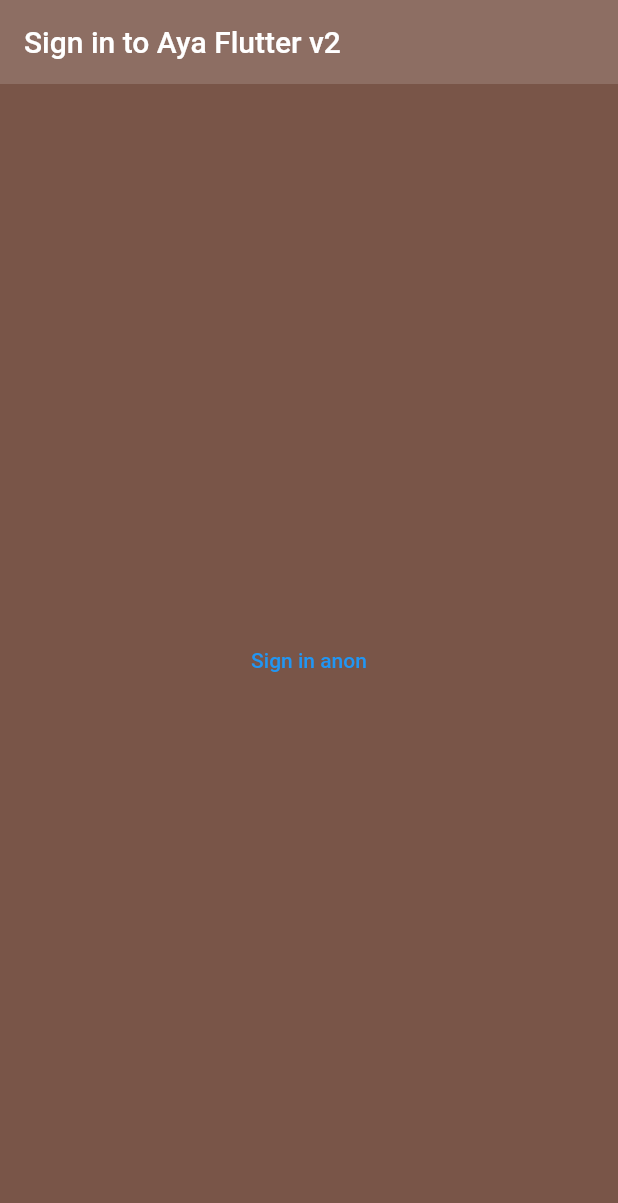
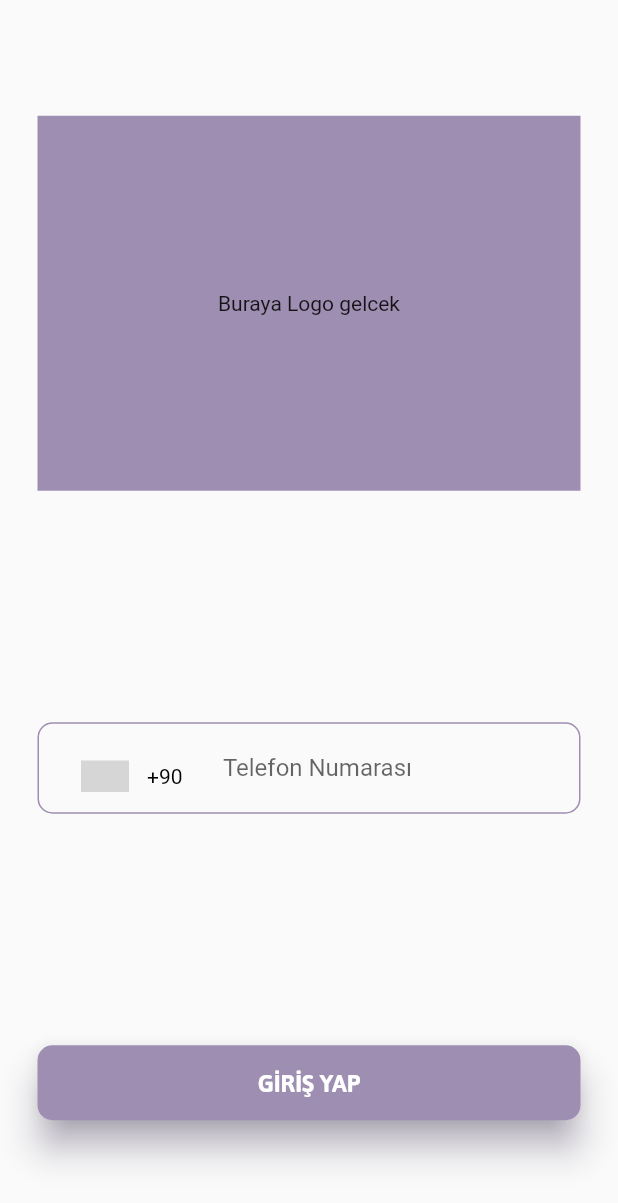
Before and after one commit to saltukozelgul/aya-flutter-v2, a Flutter app: the screen it shows after launch, on a phone screen of 412 x 824 dp. Shown: the top 1203 px of the screen. Run offline on Flutter 3.47's test engine with Material 2 defaults, Android fonts, the phone set to English and light mode, and no system bars; drawn by our look-alikes of intl_phone_number_input; our stand-ins replace firebase_auth, firebase_core; accounts and stored records are empty; grey boxes are pictures that could not be loaded.

Commit message:
desgined sign-in page and auth system is done

```diff
--- /dev/null
+++ b/lib/constants/colors.dart
@@ -0,0 +1,12 @@
+// Make colors class to use colors in the app without initializing them every time.
+
+
+import 'package:flutter/material.dart';
+
+abstract class AppColors {
+  static const Color primary = Color(0xFF9E8FB2);
+  static const Color primaryVariant = Color(0xFF0D47A1);
+  static const Color secondary = Color(0xFF0D47A1);
+  static const Color secondaryVariant = Color(0xFF0D47A1);
+  static const Color white = Color(0xFFE6E6E6);
+}
--- a/lib/main.dart
+++ b/lib/main.dart
@@ -1,5 +1,6 @@
 import 'package:aya_flutter_v2/screens/wrapper.dart';
 import 'package:aya_flutter_v2/services/auth.dart';
+import 'package:aya_flutter_v2/themes/theme.dart';
 import 'package:firebase_auth/firebase_auth.dart';
 import 'package:firebase_core/firebase_core.dart';
 import 'package:flutter/material.dart';
@@ -29,8 +30,9 @@ class MyApp extends StatelessWidget {
     return StreamProvider<User?>.value(
       initialData: null,
       value: AuthService().user,
-      child: const MaterialApp(
-        home: Wrapper(),
+      child: MaterialApp(
+        theme: AppTheme.lightTheme,
+        home: const Wrapper(),
       ),
     );
   }
--- a/lib/screens/authenticate/sign_in.dart
+++ b/lib/screens/authenticate/sign_in.dart
@@ -1,5 +1,8 @@
+import 'package:aya_flutter_v2/constants/colors.dart';
 import 'package:aya_flutter_v2/services/auth.dart';
+import 'package:firebase_auth/firebase_auth.dart';
 import 'package:flutter/material.dart';
+import 'package:intl_phone_number_input/intl_phone_number_input.dart';
 
 class SignIn extends StatefulWidget {
   const SignIn({super.key});
@@ -9,29 +12,172 @@ class SignIn extends StatefulWidget {
 }
 
 class _SignInState extends State<SignIn> {
+  final FirebaseAuth _auth = FirebaseAuth.instance;
+  String? verificationId;
 
-  final AuthService _auth = AuthService();
+  // Controller to get the text from the TextFormField widget.
+  final TextEditingController _phoneNumberController = TextEditingController();
+  String initialCountry = 'TR';
+  PhoneNumber number = PhoneNumber(isoCode: 'TR');
+
+  // Verification code entered by the user.
+  final TextEditingController _smsController = TextEditingController();
 
   @override
   Widget build(BuildContext context) {
     return Scaffold(
-      backgroundColor: Colors.brown,
-      appBar: AppBar(
-        backgroundColor: Colors.brown[400],
-        elevation: 0.0,
-        title: Text('Sign in to Aya Flutter v2'),
-      ),
-      body: Center(
-        child: TextButton(onPressed: () async {
-         dynamic result = await _auth.signInAnon();
-         if (result == null) {
-           print('error signing in');
-         } else {
-           print('signed in');
-           print(result);
-         }
-        }, child: Text("Sign in anon")),
+      backgroundColor: Theme.of(context).scaffoldBackgroundColor,
+
+      body: Padding(
+        padding: const EdgeInsets.symmetric(horizontal: 25.0),
+        child: Column(
+          mainAxisAlignment: MainAxisAlignment.spaceAround,
+          children: [
+            Container(
+              color: AppColors.primary,
+              height: 250,
+              child: Center(child: Text("Buraya Logo gelcek")),
+            ),
+            _phoneInput(),
+            _signInButton(context),
+          ],
+        ),
       ),
     );
   }
+
+  ElevatedButton _signInButton(BuildContext context) {
+    return ElevatedButton(
+            onPressed: () async {
+              // Get the user's phone number from the TextFormField widget.
+              if (number.phoneNumber!.length != 13) {
+                print('Lütfen geçerli bir telefon numarası giriniz.');
+                return;
+              }
+
+              final String phoneNumber = number.phoneNumber!;
+
+              // Send the code to the user's phone.
+              await _auth.verifyPhoneNumber(
+                phoneNumber: phoneNumber,
+                //timeout: const Duration(seconds: 60),
+                verificationCompleted:
+                    (PhoneAuthCredential credential) async {
+                  // ANDROID ONLY!
+                  // Sign the user in (or link) with the auto-generated credential
+                  await _auth.signInWithCredential(credential);
+                },
+                verificationFailed: (FirebaseAuthException e) {
+                  if (e.code == 'invalid-phone-number') {
+                    print('Numara geçersiz.');
+                  }
+                },
+                codeSent: (String verificationId, int? resendToken) async {
+                  this.verificationId = verificationId;
+                },
+                codeAutoRetrievalTimeout: (String verificationId) {
+                  // Auto-resolution timed out...
+                },
+              );
+
+              // Show the dialog.
+              // ignore: use_build_context_synchronously
+              showDialog(
+                context: context,
+                builder: (BuildContext context) {
+                  return AlertDialog(
+                    title: const Text('Doğrulama Kodu Giriniz'),
+                    content: TextFormField(
+                      controller: _smsController,
+                      decoration: const InputDecoration(
+                        labelText: 'Doğrulama Kodu',
+                      ),
+                      validator: (value) {
+                        if (value!.isEmpty) {
+                          return 'Lütfen doğrulama kodunu giriniz.';
+                        }
+                        return null;
+                      },
+                    ),
+                    actions: [
+                      ElevatedButton(
+                        onPressed: () async {
+                          // Get the verification code from the dialog.
+                          final String smsCode = _smsController.text;
+
+                          // Create a PhoneAuthCredential with the code
+                          PhoneAuthCredential credential =
+                              PhoneAuthProvider.credential(
+                            verificationId: verificationId ?? '',
+                            smsCode: smsCode,
+                          );
+
+                          // Sign the user in (or link) with the credential
+                          await _auth.signInWithCredential(credential);
+
+                          // close the dialog
+                          Navigator.of(context).pop();
+                        },
+                        child: const Text('Giriş Yap'),
+                      ),
+                    ],
+                  );
+                },
+              );
+            },
+            style: ElevatedButton.styleFrom(
+              // border radius
+              shadowColor: AppColors.primary,
+              elevation: 10,
+              shape: RoundedRectangleBorder(
+                borderRadius: BorderRadius.circular(10),
+              ),
+              // Make wide %50
+              minimumSize: const Size(double.infinity, 50),
+            ),
+            child: const Text('GİRİŞ YAP')  ,
+          );
+  }
+
+  Widget _phoneInput() {
+    return Container(
+      // border
+      decoration: BoxDecoration(
+        borderRadius: BorderRadius.circular(10),
+        border: Border.all(
+          color: AppColors.primary,
+          width: 1,
+        ),
+      ),
+      padding: const EdgeInsets.symmetric(horizontal: 8),
+      child: InternationalPhoneNumberInput(
+              countries: const ['TR', 'SY'],
+              onInputChanged: (PhoneNumber number) {
+                if (number.phoneNumber!.length == 13) {
+                  this.number = number;
+                }
+              },
+              selectorConfig: const SelectorConfig(
+                selectorType: PhoneInputSelectorType.DIALOG,
+              ),
+              ignoreBlank: true,
+              hintText: "Telefon Numarası",
+              errorMessage: "Lütfen geçerli bir telefon numarası giriniz.",
+              autoValidateMode: AutovalidateMode.disabled,
+              selectorTextStyle: const TextStyle(color: Colors.black),
+              initialValue: number,
+              textFieldController: _phoneNumberController,
+              formatInput: true,
+              spaceBetweenSelectorAndTextField: 0,
+              keyboardType:
+                  const TextInputType.numberWithOptions(signed: true, decimal: true),
+              inputBorder: OutlineInputBorder(
+                borderSide: BorderSide.none,
+              ),
+              onSaved: (PhoneNumber number) {
+                print('On Saved: $number');
+              },
+            ),
+    );
+  }
 }
--- /dev/null
+++ b/lib/themes/theme.dart
@@ -0,0 +1,42 @@
+// Override the default Material Theme
+import 'package:flutter/material.dart';
+
+import '../constants/colors.dart';
+
+class AppTheme {
+
+  // Create new theme from copy with light theme
+  static ThemeData lightTheme = ThemeData.light().copyWith(
+    // Set default  font family
+    appBarTheme: const AppBarTheme(
+      backgroundColor: AppColors.primary,
+      foregroundColor: AppColors.white,
+      iconTheme: IconThemeData(
+        color: AppColors.white,
+      ),
+      titleTextStyle:TextStyle(
+        color: AppColors.white,
+        fontSize: 20,
+        fontWeight: FontWeight.bold,
+        fontFamily: "Asap",
+      ),
+    ),
+
+    primaryColor: AppColors.primary,
+    // ElevatedButton Style
+    elevatedButtonTheme: ElevatedButtonThemeData(
+      style: ElevatedButton.styleFrom(
+        backgroundColor: AppColors.primary,
+        foregroundColor: Colors.white,
+        shape: RoundedRectangleBorder(
+          borderRadius: BorderRadius.circular(10),
+        ),
+        textStyle: const TextStyle(
+          fontSize: 16,
+          fontWeight: FontWeight.bold,
+          fontFamily: "Asap",
+        )
+      ),
+    ),
+  );
+}
```
Also changed, not shown: lib/services/auth.dart (+24 -5 lines), pubspec.yaml (+7 -0 lines), assets/fonts/Asap.ttf (added), pubspec.lock, 1 other file.
